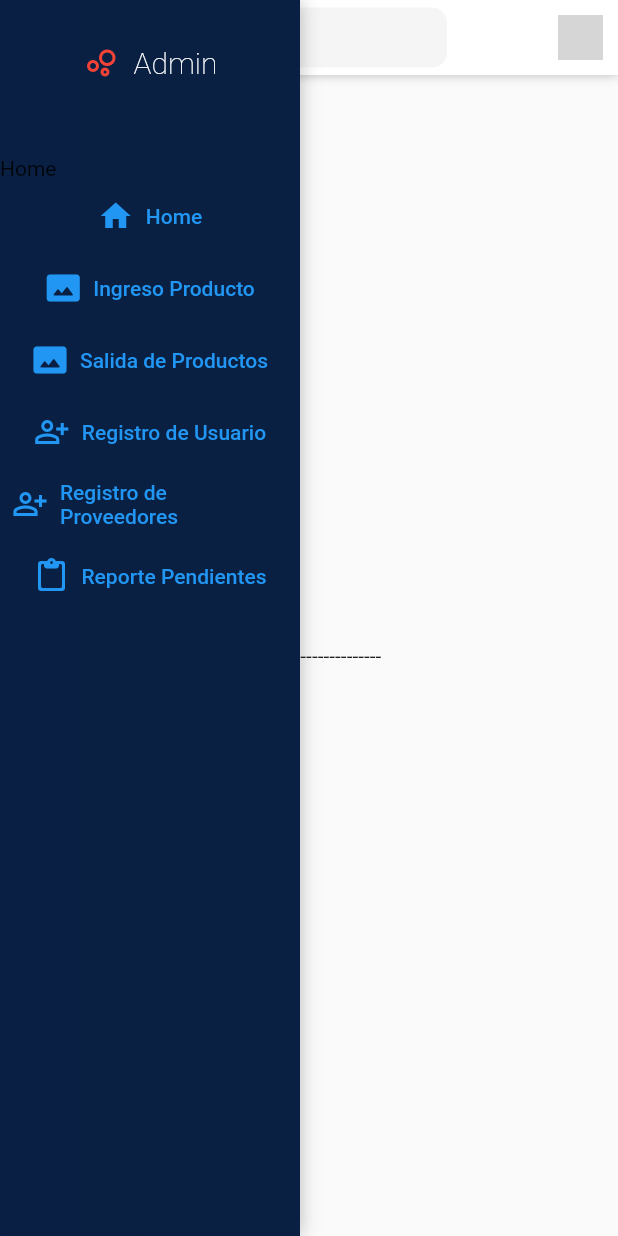
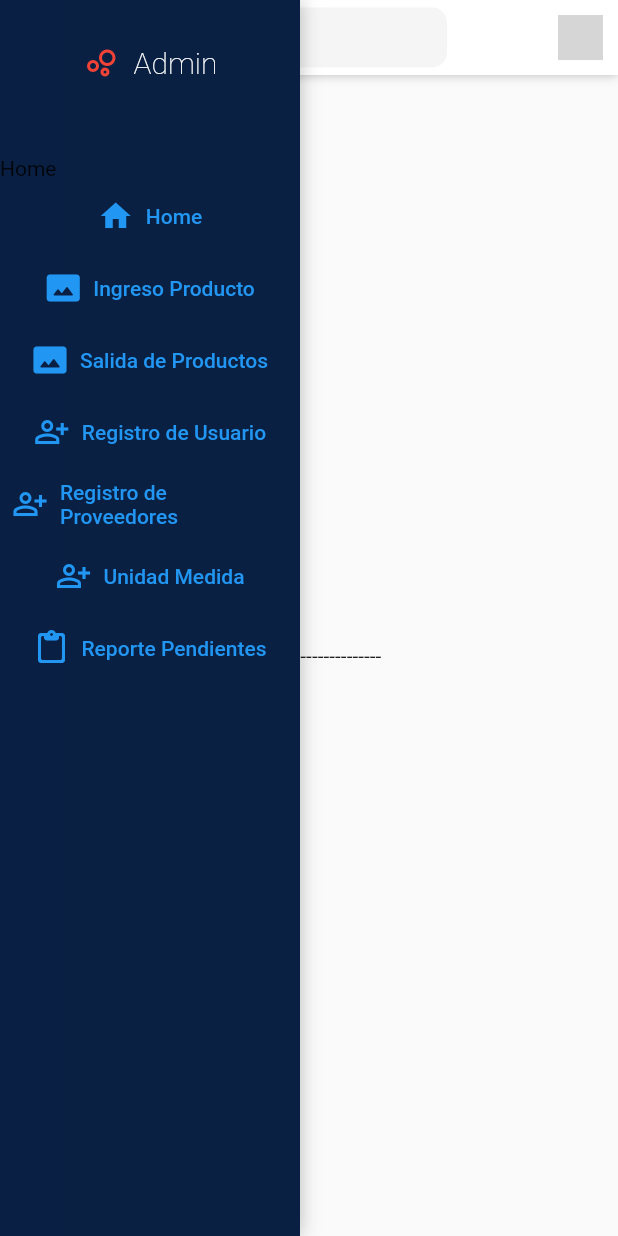
Before and after one commit to xavierquiroz1998/genesis_vera_tesis, a Flutter app: the screen it shows after launch, on a phone screen of 412 x 824 dp. Run offline on Flutter 3.47's test engine with Material 2 defaults, Android fonts, the light colour scheme and no system bars; our stand-ins replace file_picker, fluro, syncfusion_flutter_datagrid, url_strategy; missing offline and left inert: excel; network calls fail; grey boxes are pictures that could not be loaded.

Commit message:
agregar unidad de medida y validacion para no ingresar repetidos

```diff
--- /dev/null
+++ b/lib/domain/providers/unidadMedida/unidadProvider.dart
@@ -0,0 +1,41 @@
+import 'package:flutter/material.dart';
+import 'package:genesis_vera_tesis/domain/entities/estaticas.dart';
+import 'package:genesis_vera_tesis/domain/entities/unidad_medida/unidadMedida.dart';
+
+class UnidadMedidaProvider extends ChangeNotifier {
+  UnidadMedida _unidad = new UnidadMedida();
+
+  UnidadMedida get unidad => _unidad;
+
+  set unidad(UnidadMedida unidad) {
+    _unidad = unidad;
+    notifyListeners();
+  }
+
+  List<UnidadMedida> get unidades => Estaticas.unidades;
+
+  set unidades(List<UnidadMedida> unid) {
+    Estaticas.unidades = unid;
+    notifyListeners();
+  }
+
+  Future<bool> guardar() async {
+    try {
+      var existe =
+          unidades.firstWhere((e) => e.codigo == unidad.codigo, orElse: () {
+        return new UnidadMedida();
+      });
+      if (existe.codigo != null) {
+        return false;
+      }
+      unidad.id = unidades.length + 1;
+      unidad.estado = "A";
+      Estaticas.unidades.add(unidad);
+      unidades = Estaticas.unidades;
+      return true;
+    } catch (e) {
+      print("erro en guardar ${e.toString()}");
+      return false;
+    }
+  }
+}
--- a/lib/domain/repositories/Handlers.dart
+++ b/lib/domain/repositories/Handlers.dart
@@ -6,12 +6,19 @@ import 'package:genesis_vera_tesis/ui/pages/Proveedor/Proveedor.dart';
 import 'package:genesis_vera_tesis/ui/pages/Proveedores/Proveedores.dart';
 import 'package:genesis_vera_tesis/ui/pages/Usuarios/registroUsuarios.dart';
 import 'package:genesis_vera_tesis/ui/pages/incio/inicio.dart';
+import 'package:genesis_vera_tesis/ui/pages/unidad_medidas/unidadMedidaView.dart';
 
 class Handlers {
   static Handler login = Handler(handlerFunc: (context, param) {
     // validacion de sesion
     if (true) {
       return Login();
+    }
+  });
+  static Handler unidad = Handler(handlerFunc: (context, param) {
+    // validacion de sesion
+    if (true) {
+      return UnidadMedidaView();
     }
   });
 
--- a/lib/main.dart
+++ b/lib/main.dart
@@ -18,6 +18,7 @@ import 'package:url_strategy/url_strategy.dart';
 import 'domain/providers/Home/sideMenuProvider.dart';
 import 'domain/providers/Login/loginProvider.dart';
 import 'domain/providers/Usuarios/UsuariosProvider.dart';
+import 'domain/providers/unidadMedida/unidadProvider.dart';
 import 'ui/Router/FluroRouter.dart';
 import 'ui/pages/Login/login.dart';
 import 'ui/pages/NavBar/NavBar.dart';
@@ -39,8 +40,8 @@ class MyApp extends StatelessWidget {
         ChangeNotifierProvider(create: (_) => EProductoProvider()),
         ChangeNotifierProvider(create: (_) => UsuariosProvider()),
         ChangeNotifierProvider(create: (_) => LoginProvider()),
-        ChangeNotifierProvider(
-            lazy: false, create: (_) => ProveedoresProvider()),
+        ChangeNotifierProvider(create: (_) => ProveedoresProvider()),
+        ChangeNotifierProvider(create: (_) => UnidadMedidaProvider()),
       ],
       child: MaterialApp(
         title: 'Flutter Demo',
--- a/lib/ui/Router/FluroRouter.dart
+++ b/lib/ui/Router/FluroRouter.dart
@@ -11,6 +11,7 @@ class Flurorouter {
   static String proveedores = "/proveedores";
   static String proveedor = "/proveedor";
   static String usuario = "/usuario";
+  static String unidad = "/unidadMedida";
 
   static void configureRoutes() {
     router.define(rootRouter,
@@ -27,6 +28,8 @@ class Flurorouter {
         handler: Handlers.proveedor, transitionType: TransitionType.fadeIn);
     router.define(usuario,
         handler: Handlers.usuarios, transitionType: TransitionType.fadeIn);
+    router.define(unidad,
+        handler: Handlers.unidad, transitionType: TransitionType.fadeIn);
 
     //router.notFoundHandler = ;
   }
--- a/lib/ui/pages/SideBar/SideBar.dart
+++ b/lib/ui/pages/SideBar/SideBar.dart
@@ -56,6 +56,13 @@ class SideBar extends StatelessWidget {
             label: Text("Registro de Proveedores"),
           ),
           TextButton.icon(
+            onPressed: () {
+              NavigationService.navigateTo(Flurorouter.unidad);
+            },
+            icon: Icon(Icons.person_add_alt_outlined),
+            label: Text("Unidad Medida"),
+          ),
+          TextButton.icon(
             onPressed: () {},
             icon: Icon(Icons.paste_rounded),
             label: Text("Reporte Pendientes"),
```
Also changed, not shown: lib/ui/pages/unidad_medidas/Widget/unidadWidget.dart (added, +63 -0 lines), lib/ui/pages/unidad_medidas/unidadMedidaView.dart (+11 -3 lines).
